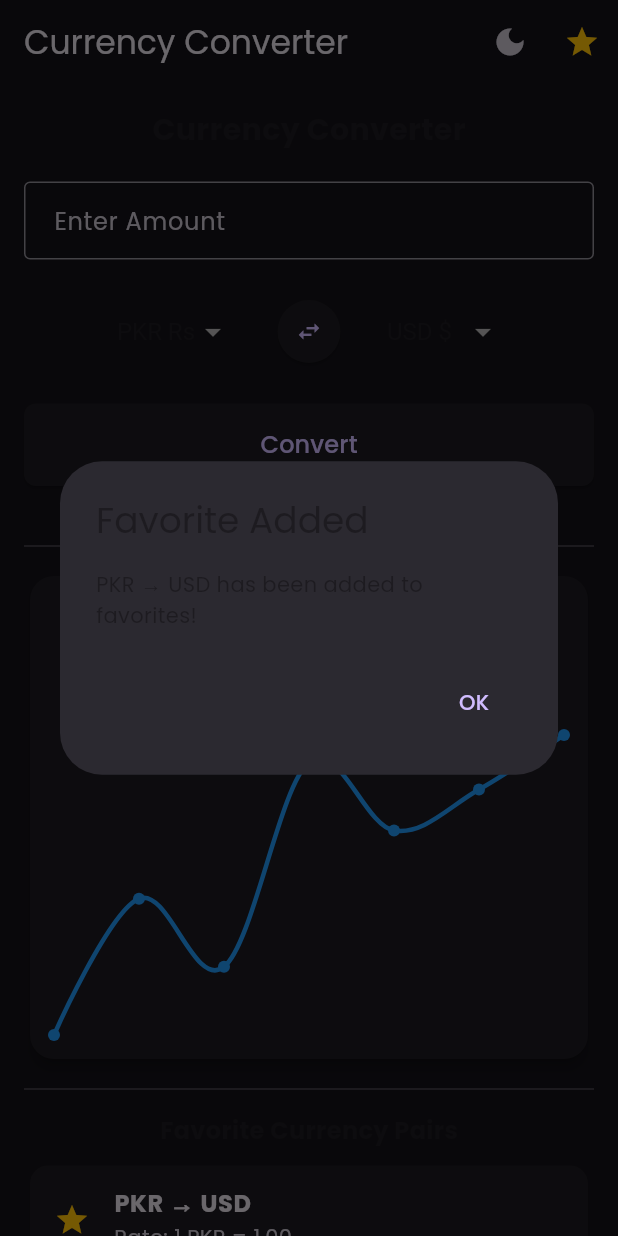
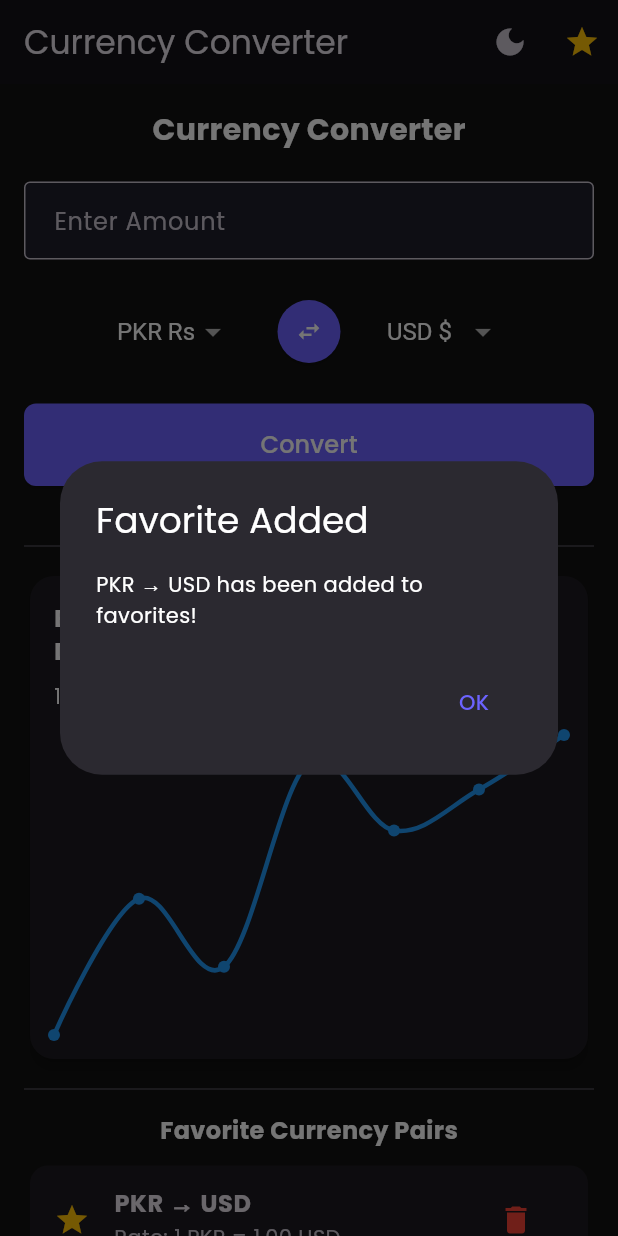
Before and after one commit to hassanbuilds/currency_converter_flutter, a Flutter app: the screen it shows after launch, after a tap on the "swap horiz" icon, after a tap on the "light mode" icon, after a tap on the "star border" icon, on a phone screen of 412 x 824 dp. Run offline on Flutter 3.47's test engine with Material 3 defaults, Android fonts, the phone set to English and light mode, and no system bars; drawn by our look-alikes of fl_chart; our stand-ins replace google_fonts, shared_preferences.

Commit message:
change theme data

```diff
--- a/lib/currency_converter_material_page.dart
+++ b/lib/currency_converter_material_page.dart
@@ -44,6 +44,7 @@ class _CurrencyConverterPageState extends State<CurrencyConverterPage> {
     _loadFavorites();
   }
 
+  // ------------------- HISTORY -------------------
   void _loadHistory() async {
     final prefs = await SharedPreferences.getInstance();
     setState(() {
@@ -67,6 +68,7 @@ class _CurrencyConverterPageState extends State<CurrencyConverterPage> {
     });
   }
 
+  // ------------------- FAVORITES -------------------
   void _loadFavorites() async {
     final prefs = await SharedPreferences.getInstance();
     setState(() {
@@ -84,7 +86,7 @@ class _CurrencyConverterPageState extends State<CurrencyConverterPage> {
       } else {
         _favorites.add(pair);
 
-        // Show popup when added to favorites
+        // ✅ Popup on add
         showDialog(
           context: context,
           builder:
@@ -107,6 +109,7 @@ class _CurrencyConverterPageState extends State<CurrencyConverterPage> {
     prefs.setStringList('favorites', _favorites);
   }
 
+  // ------------------- CONVERSION -------------------
   void _convertCurrency() {
     final amount = double.tryParse(_amountController.text);
     if (amount == null) return;
@@ -133,6 +136,7 @@ class _CurrencyConverterPageState extends State<CurrencyConverterPage> {
     });
   }
 
+  // ------------------- DUMMY CHART DATA -------------------
   List<double> _getDummyChartData(String from, String to) {
     if (from == "USD" && to == "PKR") {
       return [276, 277, 278, 276.5, 277.2, 278.1, 277.9];
@@ -166,6 +170,7 @@ class _CurrencyConverterPageState extends State<CurrencyConverterPage> {
     );
   }
 
+  // ------------------- UI -------------------
   @override
   Widget build(BuildContext context) {
     List<double> chartData = _getDummyChartData(_fromCurrency, _toCurrency);
@@ -194,7 +199,7 @@ class _CurrencyConverterPageState extends State<CurrencyConverterPage> {
           padding: const EdgeInsets.all(16.0),
           child: Column(
             children: [
-              // Input & Conversion Section
+              // ---------------- INPUT ----------------
               const Text(
                 'Currency Converter',
                 style: TextStyle(fontSize: 20, fontWeight: FontWeight.bold),
@@ -249,6 +254,7 @@ class _CurrencyConverterPageState extends State<CurrencyConverterPage> {
                 child: const Text('Convert', style: TextStyle(fontSize: 16)),
               ),
               const SizedBox(height: 24),
+
               if (_result.isNotEmpty)
                 Card(
                   child: Padding(
@@ -261,7 +267,7 @@ class _CurrencyConverterPageState extends State<CurrencyConverterPage> {
                   ),
                 ),
 
-              // Chart Section
+              // ---------------- CHART ----------------
               const Divider(height: 32),
               Card(
                 elevation: 4,
@@ -317,7 +323,7 @@ class _CurrencyConverterPageState extends State<CurrencyConverterPage> {
                 ),
               ),
 
-              // Favorites Section
+              // ---------------- FAVORITES ----------------
               const Divider(height: 32),
               if (_favorites.isNotEmpty) ...[
                 const Text(
@@ -331,6 +337,9 @@ class _CurrencyConverterPageState extends State<CurrencyConverterPage> {
                   itemCount: _favorites.length,
                   itemBuilder: (context, index) {
                     String fav = _favorites[index];
+                    String from = fav.split("→")[0].trim();
+                    String to = fav.split("→")[1].trim();
+
                     return Card(
                       child: ListTile(
                         leading: const Icon(Icons.star, color: Colors.amber),
@@ -339,8 +348,17 @@ class _CurrencyConverterPageState extends State<CurrencyConverterPage> {
                           style: const TextStyle(fontWeight: FontWeight.bold),
                         ),
                         subtitle: Text(
-                          "Rate: 1 ${fav.split("→")[0].trim()} = "
-                          "${_exchangeRates[fav.split("→")[1].trim()]?.toStringAsFixed(2) ?? 'N/A'}",
+                          "Rate: 1 $from = ${_exchangeRates[to]?.toStringAsFixed(2) ?? 'N/A'} $to",
+                        ),
+                        trailing: IconButton(
+                          icon: const Icon(Icons.delete, color: Colors.red),
+                          onPressed: () async {
+                            final prefs = await SharedPreferences.getInstance();
+                            setState(() {
+                              _favorites.removeAt(index);
+                              prefs.setStringList('favorites', _favorites);
+                            });
+                          },
                         ),
                       ),
                     );
@@ -348,7 +366,7 @@ class _CurrencyConverterPageState extends State<CurrencyConverterPage> {
                 ),
               ],
 
-              // History Section
+              // ---------------- HISTORY ----------------
               const Divider(height: 32),
               Row(
                 mainAxisAlignment: MainAxisAlignment.spaceBetween,
--- a/lib/main.dart
+++ b/lib/main.dart
@@ -22,14 +22,85 @@ class _CurrencyConverterAppState extends State<CurrencyConverterApp> {
     });
   }
 
+  // ------------------- LIGHT THEME -------------------
+  ThemeData _buildLightTheme() {
+    final base = ThemeData.light();
+    return base.copyWith(
+      scaffoldBackgroundColor: Colors.white,
+      primaryColor: const Color(0xFF6C63FF),
+      cardColor: Colors.white,
+      colorScheme: base.colorScheme.copyWith(
+        primary: const Color(0xFF6C63FF),
+        secondary: const Color(0xFFFFB400),
+        background: Colors.white,
+      ),
+      textTheme: GoogleFonts.poppinsTextTheme(
+        base.textTheme,
+      ).apply(bodyColor: Colors.black87, displayColor: Colors.black87),
+      inputDecorationTheme: InputDecorationTheme(
+        filled: true,
+        fillColor: Colors.grey.shade100,
+        border: OutlineInputBorder(borderRadius: BorderRadius.circular(10)),
+        focusedBorder: OutlineInputBorder(
+          borderRadius: BorderRadius.circular(10),
+          borderSide: const BorderSide(color: Color(0xFF6C63FF), width: 2),
+        ),
+      ),
+      elevatedButtonTheme: ElevatedButtonThemeData(
+        style: ElevatedButton.styleFrom(
+          backgroundColor: const Color(0xFF6C63FF),
+          foregroundColor: Colors.white,
+          shape: RoundedRectangleBorder(
+            borderRadius: BorderRadius.circular(10),
+          ),
+          padding: const EdgeInsets.symmetric(vertical: 16),
+        ),
+      ),
+    );
+  }
+
+  // ------------------- DARK THEME -------------------
+  ThemeData _buildDarkTheme() {
+    final base = ThemeData.dark();
+    return base.copyWith(
+      scaffoldBackgroundColor: const Color(0xFF121212),
+      primaryColor: const Color(0xFF6C63FF),
+      cardColor: const Color(0xFF1E1E2C),
+      colorScheme: base.colorScheme.copyWith(
+        primary: const Color(0xFF6C63FF),
+        secondary: const Color(0xFFFFB400),
+        background: const Color(0xFF121212),
+      ),
+      textTheme: GoogleFonts.poppinsTextTheme(
+        base.textTheme,
+      ).apply(bodyColor: Colors.white, displayColor: Colors.white),
+      inputDecorationTheme: InputDecorationTheme(
+        filled: true,
+        fillColor: const Color(0xFF1E1E2C),
+        border: OutlineInputBorder(borderRadius: BorderRadius.circular(10)),
+        focusedBorder: OutlineInputBorder(
+          borderRadius: BorderRadius.circular(10),
+          borderSide: const BorderSide(color: Color(0xFFFFB400), width: 2),
+        ),
+      ),
+      elevatedButtonTheme: ElevatedButtonThemeData(
+        style: ElevatedButton.styleFrom(
+          backgroundColor: const Color(0xFF6C63FF),
+          foregroundColor: Colors.white,
+          shape: RoundedRectangleBorder(
+            borderRadius: BorderRadius.circular(10),
+          ),
+          padding: const EdgeInsets.symmetric(vertical: 16),
+        ),
+      ),
+    );
+  }
+
   @override
   Widget build(BuildContext context) {
     return MaterialApp(
       debugShowCheckedModeBanner: false,
-      theme: ThemeData(
-        brightness: _isDarkMode ? Brightness.dark : Brightness.light,
-        textTheme: GoogleFonts.poppinsTextTheme(Theme.of(context).textTheme),
-      ),
+      theme: _isDarkMode ? _buildDarkTheme() : _buildLightTheme(),
       home: CurrencyConverterPage(
         isDarkMode: _isDarkMode,
         toggleTheme: _toggleTheme,
```
